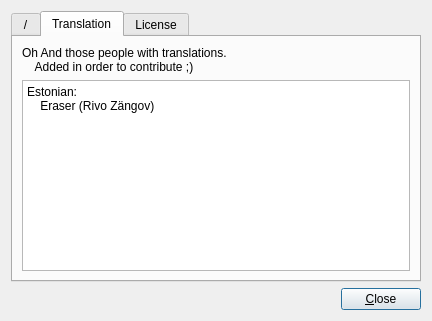
The window that ui/dialog/aboutdialog.ui (Alir3z4/yoDownet) describes before a commit, drawn with Qt 5.
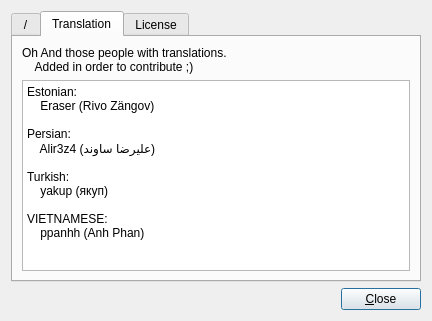
The same window after the commit. The open tabs and pages were chosen to show the change. Icons and pictures are not drawn.

The edit to the form file:
```diff
--- a/ui/dialog/aboutdialog.ui
+++ b/ui/dialog/aboutdialog.ui
@@ -93,7 +93,16 @@
          </property>
          <property name="plainText">
           <string>Estonian:
-    Eraser (Rivo Zängov)</string>
+    Eraser (Rivo Zängov)
+
+Persian:
+    Alir3z4 (علیرضا ساوند)
+
+Turkish:
+    yakup (якуп)
+
+VIETNAMESE:
+    ppanhh (Anh Phan)</string>
          </property>
         </widget>
        </item>
```
